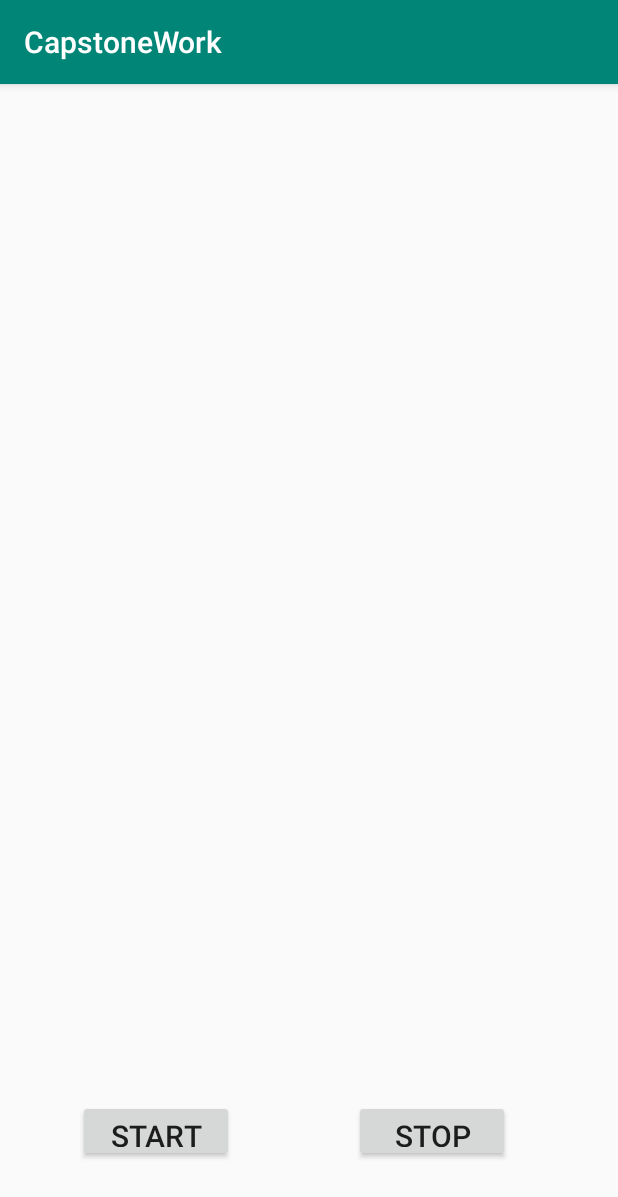
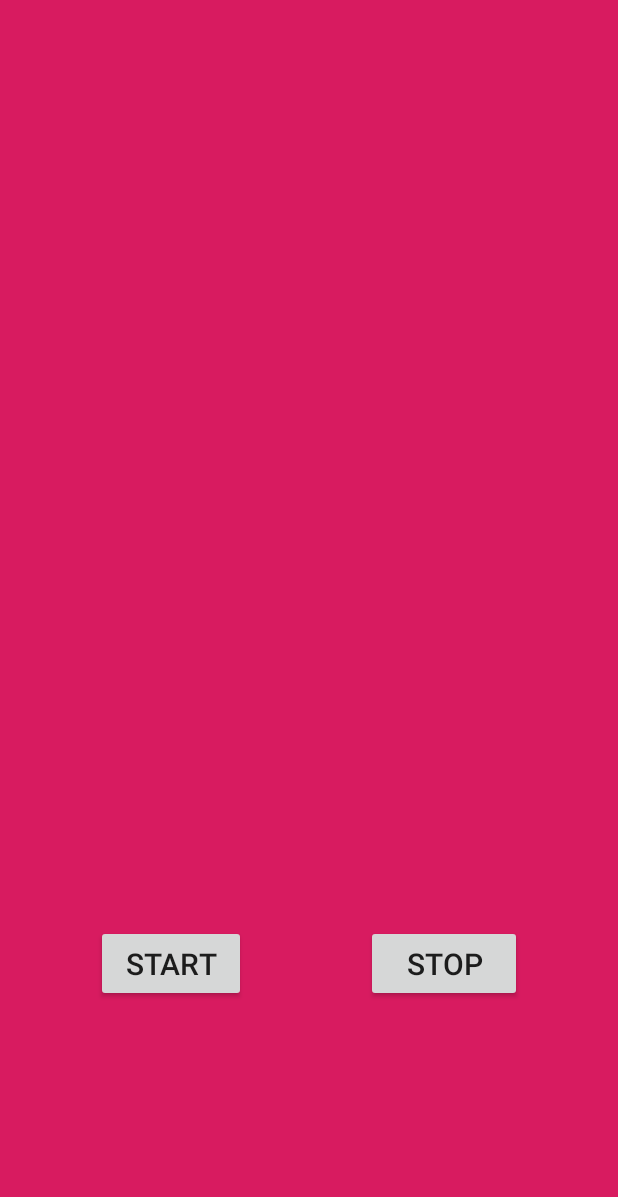
Before and after one commit to Capstone-Projects-2019-Fall/BinBot_OperatorMobileApp, an Android app: the screen it shows after launch (MainActivity), on a phone screen of 412 x 824 dp. Shown: the top 1197 px of the screen. Run offline under Robolectric (Android 15) with nearby library versions, the phone set to English and light mode, and no system bars.

Commit message:
action bar removed and background color changed

```diff
--- a/app/src/main/res/layout/activity_main.xml
+++ b/app/src/main/res/layout/activity_main.xml
@@ -4,15 +4,18 @@
     xmlns:tools="http://schemas.android.com/tools"
     android:layout_width="match_parent"
     android:layout_height="match_parent"
+    android:background="@color/colorAccent"
     tools:context=".MainActivity">
+
 
     <Button
         android:id="@+id/start_button"
-        android:layout_width="104dp"
-        android:layout_height="41dp"
-        android:layout_marginStart="52dp"
-        android:layout_marginBottom="49dp"
+        android:layout_width="100dp"
+        android:layout_height="51dp"
+        android:layout_marginStart="64dp"
+        android:layout_marginBottom="156dp"
         android:fontFamily="sans-serif-medium"
+        android:shadowColor="@color/colorAccent"
         android:text="Start"
         android:textSize="20sp"
         app:layout_constraintBottom_toBottomOf="parent"
@@ -21,9 +24,9 @@
     <Button
         android:id="@+id/stop_button"
         android:layout_width="104dp"
-        android:layout_height="41dp"
-        android:layout_marginEnd="72dp"
-        android:layout_marginBottom="49dp"
+        android:layout_height="51dp"
+        android:layout_marginEnd="64dp"
+        android:layout_marginBottom="156dp"
         android:text="Stop"
         android:textSize="20sp"
         app:layout_constraintBottom_toBottomOf="parent"
--- a/app/src/main/res/values/styles.xml
+++ b/app/src/main/res/values/styles.xml
@@ -1,7 +1,7 @@
 <resources>
 
     <!-- Base application theme. -->
-    <style name="AppTheme" parent="Theme.AppCompat.Light.DarkActionBar">
+    <style name="AppTheme" parent="Theme.AppCompat.Light.NoActionBar">
         <!-- Customize your theme here. -->
         <item name="colorPrimary">@color/colorPrimary</item>
         <item name="colorPrimaryDark">@color/colorPrimaryDark</item>
```
